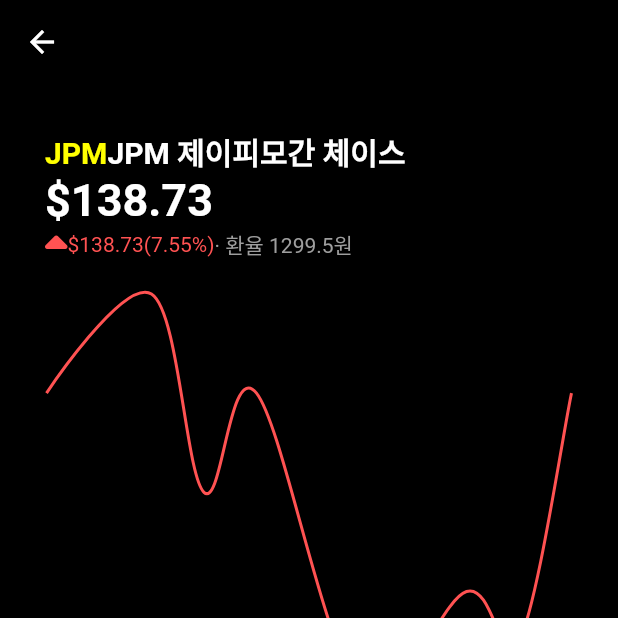
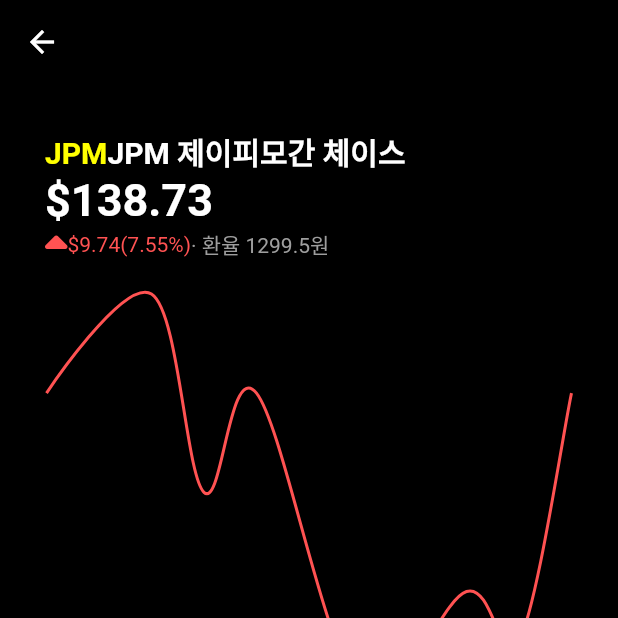
Before and after one commit to kangsudal/kangsudal-mini, a Flutter app: the BookMarkScreen screen opened directly, after a tap on "JPM 제이피모간 체이스", on a phone screen of 412 x 824 dp, the top half of it. Run offline on Flutter 3.47's test engine with Material 2 defaults, Android fonts, the phone set to English and light mode, and no system bars; drawn by our look-alikes of fl_chart; our stand-ins replace chat_bubbles, flutter_riverpod, font_awesome_flutter, rive.

Commit message:
한국/달러 주식 분리(isKor), Stock클래스 파일 분리, 소수점 주식 ListTile에 DetailScreen 연결

```diff
--- /dev/null
+++ b/lib/models/stock.dart
@@ -0,0 +1,19 @@
+class Stock {
+  double price; //현재가격
+  String name; //주식이름
+  double updownPrice; //등락금액
+  double updownPercent; //등락률
+  bool isUp; //상승세인지
+  String ticker; //주식 ticker
+  bool isKor; //한국주식인지
+
+  Stock({
+    required this.name,
+    required this.price,
+    required this.updownPrice,
+    required this.updownPercent,
+    required this.isUp,
+    required this.ticker,
+    required this.isKor,
+  });
+}
--- a/lib/screens/DetailScreen.dart
+++ b/lib/screens/DetailScreen.dart
@@ -1,7 +1,7 @@
 import 'package:flutter/cupertino.dart';
 import 'package:flutter/material.dart';
 import 'package:font_awesome_flutter/font_awesome_flutter.dart';
-import 'package:kangsudal_mini/screens/bookmark_screen.dart';
+import 'package:kangsudal_mini/models/stock.dart';
 import 'package:fl_chart/fl_chart.dart';
 
 class DetailScreen extends StatelessWidget {
@@ -49,7 +49,16 @@
               Row(
                 mainAxisAlignment: MainAxisAlignment.spaceBetween,
                 children: [
-                  Text(
+                  stock.isKor
+                      ? Text(
+                          '${stock.price} 원',
+                          style: TextStyle(
+                            color: Colors.white,
+                            fontWeight: FontWeight.bold,
+                            fontSize: 30,
+                          ),
+                        )
+                      : Text(
                           '\$${stock.price}',
                           style: TextStyle(
                             color: Colors.white,
@@ -75,12 +84,24 @@
                           FontAwesomeIcons.caretDown,
                           color: Colors.blueAccent,
                         ),
-                  Text(
-                    '\$${stock.price}(${stock.updownPercent}%)',
+                  stock.isKor
+                      ? Text(
+                          '${stock.updownPrice}원(${stock.updownPercent}%)',
                           style: TextStyle(
-                      color: stock.isUp ? Colors.redAccent : Colors.blueAccent,
+                            color: stock.isUp
+                                ? Colors.redAccent
+                                : Colors.blueAccent,
+                          ),
+                        )
+                      : Text(
+                          '\$${stock.updownPrice}(${stock.updownPercent}%)',
+                          style: TextStyle(
+                            color: stock.isUp
+                                ? Colors.redAccent
+                                : Colors.blueAccent,
                           ),
                         ),
+                  if (stock.isKor == false)
                     Text(
                       '· 환율 $currentCurrency원',
                       style: TextStyle(
@@ -151,7 +172,9 @@
                     child: Text('판매하기'),
                     color: Colors.blueAccent,
                   ),
-                  SizedBox(width: 10,),
+                  SizedBox(
+                    width: 10,
+                  ),
                   CupertinoButton(
                     onPressed: () {},
                     child: Text('구매하기'),
--- a/lib/screens/bookmark_screen.dart
+++ b/lib/screens/bookmark_screen.dart
@@ -1,5 +1,6 @@
 import 'package:flutter/material.dart';
 import 'package:font_awesome_flutter/font_awesome_flutter.dart';
+import 'package:kangsudal_mini/models/stock.dart';
 
 import 'DetailScreen.dart';
 
@@ -14,6 +15,7 @@
       updownPercent: 1.54,
       isUp: false,
       ticker: 'HRL',
+      isKor: false,
     ),
     Stock(
       name: 'JPM 제이피모간 체이스',
@@ -22,6 +24,7 @@
       updownPercent: 7.55,
       isUp: true,
       ticker: 'JPM',
+      isKor: false,
     ),
   ];
 
@@ -109,21 +112,3 @@
     );
   }
 }
-
-class Stock {
-  double price; //현재가격
-  String name; //주식이름
-  double updownPrice; //등락금액
-  double updownPercent; //등락률
-  bool isUp; //상승세인지
-  String ticker; //주식 ticker
-
-  Stock({
-    required this.name,
-    required this.price,
-    required this.updownPrice,
-    required this.updownPercent,
-    required this.isUp,
-    required this.ticker,
-  });
-}
```
Also changed, not shown: lib/screens/decimal_point_stock_screen.dart (+92 -18 lines), 1 other file. Lines whose indentation alone changed are shown as unchanged.
